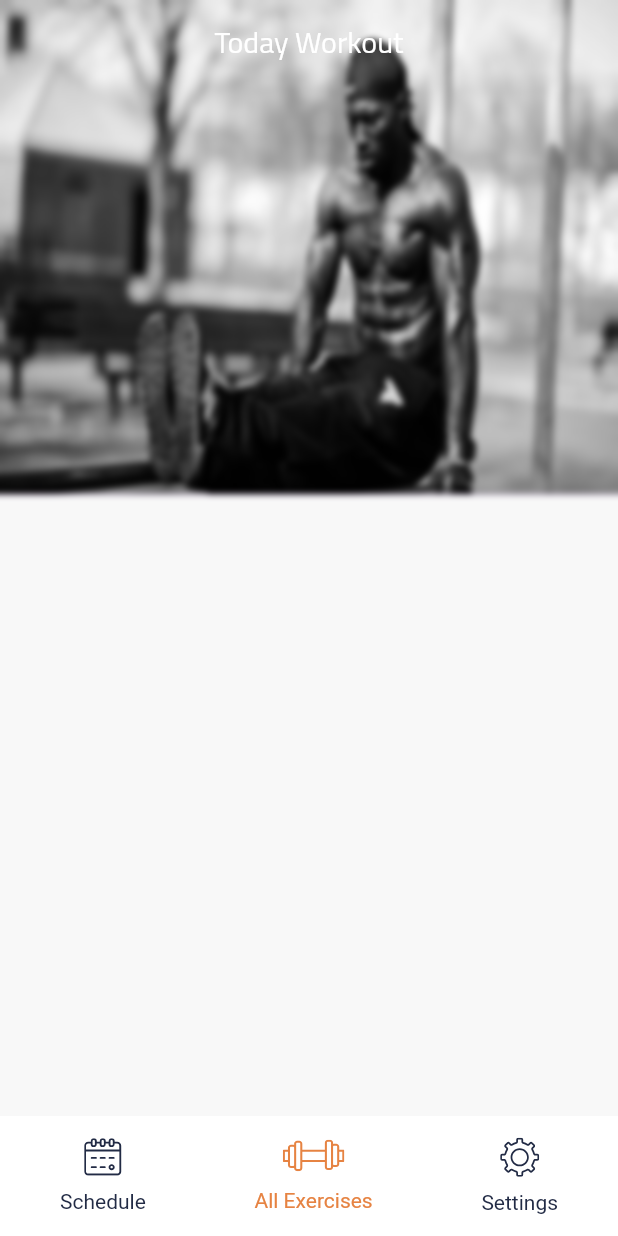
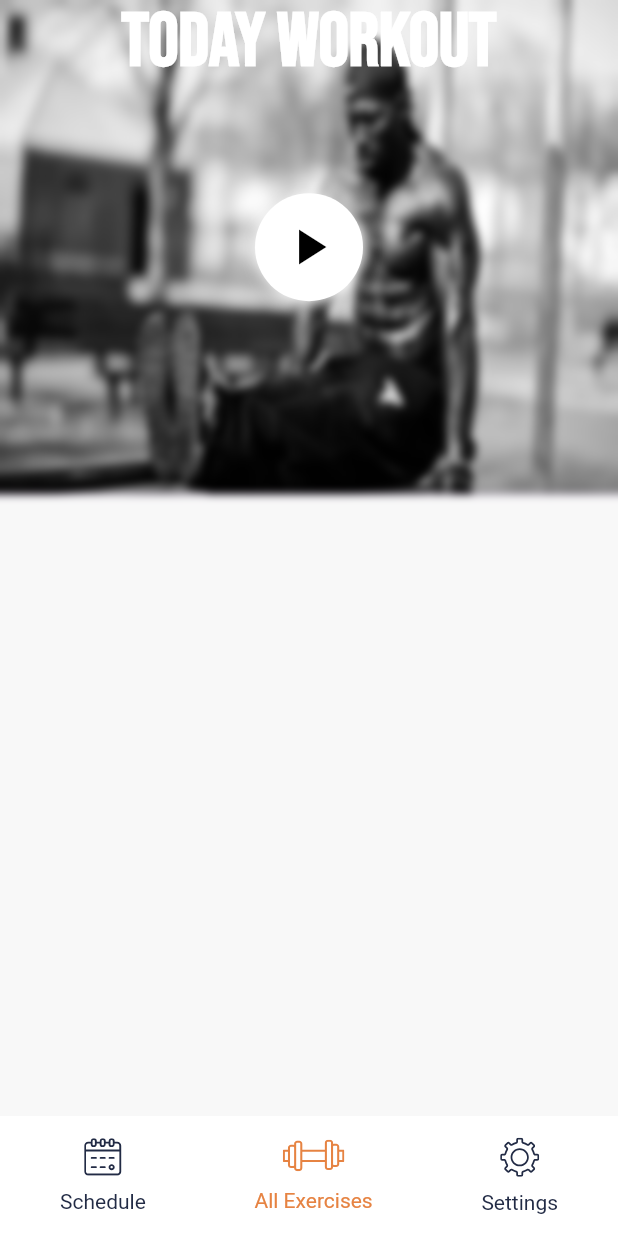
Before and after one commit to ngoduongkha/WokeOut, a Flutter app: the screen it shows once a user with an empty profile is signed in, on a phone screen of 412 x 824 dp. Run offline on Flutter 3.47's test engine with Material 2 defaults, Android fonts, the phone set to English and light mode, and no system bars; our stand-ins replace firebase_auth, firebase_core, flutter_svg, get_it, google_fonts, google_sign_in; missing offline and left inert: flutter_facebook_login; accounts and stored records are empty.

Commit message:
Update allExercisePage.dart

```diff
--- a/lib/screens/allExercisePage.dart
+++ b/lib/screens/allExercisePage.dart
@@ -1,6 +1,6 @@
 import 'dart:ui';
-
 import 'package:flutter/material.dart';
+import 'package:google_fonts/google_fonts.dart';
 
 class AllExercisePage extends StatelessWidget {
   @override
@@ -13,7 +13,9 @@ class AllExercisePage extends StatelessWidget {
         ),
       );
   SliverAppBar buildAppBar(BuildContext context) => SliverAppBar(
-        flexibleSpace: Container(
+        flexibleSpace: Stack(
+          children: [
+            Container(
               decoration: BoxDecoration(
                 image: DecorationImage(
                   image: AssetImage("assets/images/chest_workout.jpg"),
@@ -21,7 +23,7 @@ class AllExercisePage extends StatelessWidget {
                 ),
               ),
               child: BackdropFilter(
-            filter: ImageFilter.blur(sigmaX: 2, sigmaY: 2),
+                filter: ImageFilter.blur(sigmaX: 3, sigmaY: 3),
                 child: Container(
                   child: Container(
                     decoration: BoxDecoration(
@@ -31,10 +33,36 @@ class AllExercisePage extends StatelessWidget {
                 ),
               ),
             ),
+            Center(
+              child: Container(
+                decoration: BoxDecoration(
+                  shape: BoxShape.circle,
+                  boxShadow: <BoxShadow>[
+                    BoxShadow(
+                      color: Colors.white,
+                      offset: Offset(2, 2),
+                      blurRadius: 8,
+                    ),
+                  ],
+                ),
+                child: CircleAvatar(
+                  child: Icon(Icons.play_arrow, color: Colors.black, size: 40),
+                  backgroundColor: Colors.white,
+                  radius: 36,
+                ),
+              ),
+            ),
+          ],
+        ),
         expandedHeight: MediaQuery.of(context).size.height * 0.4,
         stretch: true,
         title: Text(
           'Today Workout',
+          style: GoogleFonts.bebasNeue(
+            fontSize: 50,
+            fontWeight: FontWeight.bold,
+            color: Colors.white,
+          ),
         ),
         centerTitle: true,
         pinned: true,
```
Lines whose indentation alone changed are shown as unchanged.
